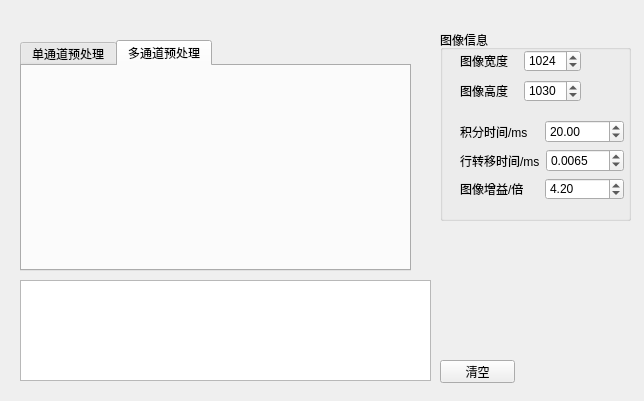
Before: the Qt Designer form gui.ui in angel263wy/Img_preprocess, drawn with Qt 5.
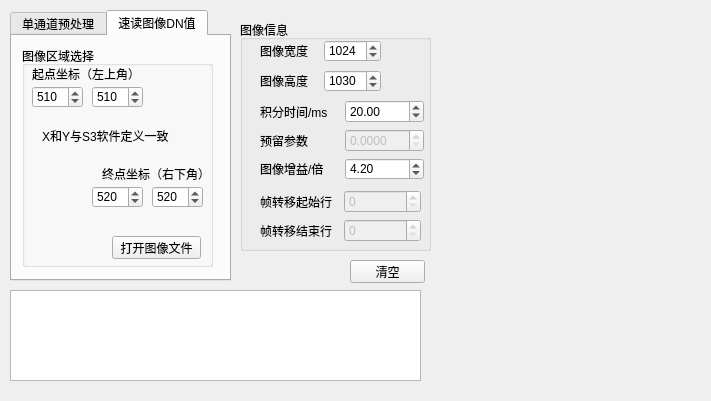
After: the same form once the commit is applied. The open tabs and pages were chosen to show the change.

Commit message: 完成速读DN值函数 选择区域后直接计算出最大值 最小值和平均值 输出CSV文件

```diff
--- a/gui.ui
+++ b/gui.ui
@@ -6,7 +6,7 @@
    <rect>
     <x>0</x>
     <y>0</y>
-    <width>644</width>
+    <width>711</width>
     <height>401</height>
    </rect>
   </property>
@@ -16,33 +16,218 @@
   <widget class="QTextEdit" name="textEdit_log">
    <property name="geometry">
     <rect>
-     <x>20</x>
-     <y>280</y>
+     <x>10</x>
+     <y>290</y>
      <width>411</width>
-     <height>101</height>
+     <height>91</height>
     </rect>
    </property>
   </widget>
-  <widget class="QPushButton" name="pushButton_log_clear">
+  <widget class="QTabWidget" name="tabWidget">
    <property name="geometry">
     <rect>
-     <x>440</x>
-     <y>360</y>
-     <width>75</width>
-     <height>23</height>
+     <x>10</x>
+     <y>10</y>
+     <width>221</width>
+     <height>271</height>
     </rect>
    </property>
-   <property name="text">
-    <string>清空</string>
+   <property name="currentIndex">
+    <number>1</number>
    </property>
+   <widget class="QWidget" name="tab">
+    <attribute name="title">
+     <string>单通道预处理</string>
+    </attribute>
+    <widget class="QWidget" name="layoutWidget">
+     <property name="geometry">
+      <rect>
+       <x>30</x>
+       <y>10</y>
+       <width>91</width>
+       <height>181</height>
+      </rect>
+     </property>
+     <layout class="QVBoxLayout" name="verticalLayout_3">
+      <item>
+       <widget class="QPushButton" name="pushButton_openIMG_sig">
+        <property name="text">
+         <string>打开图像文件</string>
+        </property>
+       </widget>
+      </item>
+      <item>
+       <widget class="QPushButton" name="pushButton_open_dark_sig">
+        <property name="text">
+         <string>打开本底文件</string>
+        </property>
+       </widget>
+      </item>
+      <item>
+       <widget class="QPushButton" name="pushButton_sub_dark_sig">
+        <property name="enabled">
+         <bool>false</bool>
+        </property>
+        <property name="text">
+         <string>扣本底</string>
+        </property>
+       </widget>
+      </item>
+      <item>
+       <widget class="QPushButton" name="pushButton_dis_smear">
+        <property name="enabled">
+         <bool>false</bool>
+        </property>
+        <property name="text">
+         <string>校正帧转移</string>
+        </property>
+       </widget>
+      </item>
+     </layout>
+    </widget>
+   </widget>
+   <widget class="QWidget" name="tab_2">
+    <attribute name="title">
+     <string>速读图像DN值</string>
+    </attribute>
+    <widget class="QGroupBox" name="groupBox_2">
+     <property name="geometry">
+      <rect>
+       <x>10</x>
+       <y>10</y>
+       <width>191</width>
+       <height>221</height>
+      </rect>
+     </property>
+     <property name="title">
+      <string>图像区域选择</string>
+     </property>
+     <widget class="QLabel" name="label_8">
+      <property name="geometry">
+       <rect>
+        <x>10</x>
+        <y>20</y>
+        <width>121</width>
+        <height>16</height>
+       </rect>
+      </property>
+      <property name="text">
+       <string>起点坐标（左上角） </string>
+      </property>
+     </widget>
+     <widget class="QSpinBox" name="spinBox_startX_readdn">
+      <property name="geometry">
+       <rect>
+        <x>10</x>
+        <y>40</y>
+        <width>51</width>
+        <height>22</height>
+       </rect>
+      </property>
+      <property name="maximum">
+       <number>2000</number>
+      </property>
+      <property name="value">
+       <number>510</number>
+      </property>
+     </widget>
+     <widget class="QSpinBox" name="spinBox_startY_readdn">
+      <property name="geometry">
+       <rect>
+        <x>70</x>
+        <y>40</y>
+        <width>51</width>
+        <height>22</height>
+       </rect>
+      </property>
+      <property name="maximum">
+       <number>2000</number>
+      </property>
+      <property name="value">
+       <number>510</number>
+      </property>
+     </widget>
+     <widget class="QLabel" name="label_9">
+      <property name="geometry">
+       <rect>
+        <x>80</x>
+        <y>120</y>
+        <width>111</width>
+        <height>16</height>
+       </rect>
+      </property>
+      <property name="text">
+       <string>终点坐标（右下角）</string>
+      </property>
+     </widget>
+     <widget class="QSpinBox" name="spinBox_endX_readdn">
+      <property name="geometry">
+       <rect>
+        <x>70</x>
+        <y>140</y>
+        <width>51</width>
+        <height>22</height>
+       </rect>
+      </property>
+      <property name="maximum">
+       <number>2000</number>
+      </property>
+      <property name="value">
+       <number>520</number>
+      </property>
+     </widget>
+     <widget class="QSpinBox" name="spinBox_endY_readdn">
+      <property name="geometry">
+       <rect>
+        <x>130</x>
+        <y>140</y>
+        <width>51</width>
+        <height>22</height>
+       </rect>
+      </property>
+      <property name="maximum">
+       <number>2000</number>
+      </property>
+      <property name="value">
+       <number>520</number>
+      </property>
+     </widget>
+     <widget class="QLabel" name="label_10">
+      <property name="geometry">
+       <rect>
+        <x>20</x>
+        <y>80</y>
+        <width>131</width>
+        <height>20</height>
+       </rect>
+      </property>
+      <property name="text">
+       <string>X和Y与S3软件定义一致</string>
+      </property>
+     </widget>
+     <widget class="QPushButton" name="pushButton_openIMG_readDN">
+      <property name="geometry">
+       <rect>
+        <x>90</x>
+        <y>190</y>
+        <width>89</width>
+        <height>23</height>
+       </rect>
+      </property>
+      <property name="text">
+       <string>打开图像文件</string>
+      </property>
+     </widget>
+    </widget>
+   </widget>
   </widget>
   <widget class="QGroupBox" name="groupBox">
    <property name="geometry">
     <rect>
-     <x>440</x>
-     <y>30</y>
+     <x>240</x>
+     <y>20</y>
      <width>191</width>
-     <height>191</height>
+     <height>231</height>
     </rect>
    </property>
    <property name="title">
@@ -116,7 +301,7 @@
     <property name="geometry">
      <rect>
       <x>20</x>
-      <y>90</y>
+      <y>80</y>
       <width>164</width>
       <height>80</height>
      </rect>
@@ -151,12 +336,15 @@
        <item>
         <widget class="QLabel" name="label_4">
          <property name="text">
-          <string>行转移时间/ms</string>
+          <string>预留参数</string>
          </property>
         </widget>
        </item>
        <item>
         <widget class="QDoubleSpinBox" name="doubleSpinBox_shift">
+         <property name="enabled">
+          <bool>false</bool>
+         </property>
          <property name="decimals">
           <number>4</number>
          </property>
@@ -167,7 +355,7 @@
           <double>0.001000000000000</double>
          </property>
          <property name="value">
-          <double>0.006500000000000</double>
+          <double>0.000000000000000</double>
          </property>
         </widget>
        </item>
@@ -199,84 +387,85 @@
      </item>
     </layout>
    </widget>
+   <widget class="QWidget" name="layoutWidget">
+    <property name="geometry">
+     <rect>
+      <x>20</x>
+      <y>170</y>
+      <width>161</width>
+      <height>52</height>
+     </rect>
+    </property>
+    <layout class="QVBoxLayout" name="verticalLayout_2">
+     <item>
+      <layout class="QHBoxLayout" name="horizontalLayout_6">
+       <item>
+        <widget class="QLabel" name="label_5">
+         <property name="text">
+          <string>帧转移起始行</string>
+         </property>
+        </widget>
+       </item>
+       <item>
+        <widget class="QSpinBox" name="spinBox_smear_start_line">
+         <property name="enabled">
+          <bool>false</bool>
+         </property>
+         <property name="minimum">
+          <number>0</number>
+         </property>
+         <property name="maximum">
+          <number>9999</number>
+         </property>
+         <property name="value">
+          <number>0</number>
+         </property>
+        </widget>
+       </item>
+      </layout>
+     </item>
+     <item>
+      <layout class="QHBoxLayout" name="horizontalLayout_7">
+       <item>
+        <widget class="QLabel" name="label_7">
+         <property name="text">
+          <string>帧转移结束行</string>
+         </property>
+        </widget>
+       </item>
+       <item>
+        <widget class="QSpinBox" name="spinBox_smear_end_line">
+         <property name="enabled">
+          <bool>false</bool>
+         </property>
+         <property name="minimum">
+          <number>0</number>
+         </property>
+         <property name="maximum">
+          <number>9999</number>
+         </property>
+         <property name="value">
+          <number>0</number>
+         </property>
+        </widget>
+       </item>
+      </layout>
+     </item>
+    </layout>
+   </widget>
   </widget>
-  <widget class="QTabWidget" name="tabWidget">
+  <widget class="QPushButton" name="pushButton_log_clear">
    <property name="geometry">
     <rect>
-     <x>20</x>
-     <y>40</y>
-     <width>391</width>
-     <height>231</height>
+     <x>350</x>
+     <y>260</y>
+     <width>75</width>
+     <height>23</height>
     </rect>
    </property>
-   <property name="currentIndex">
-    <number>0</number>
+   <property name="text">
+    <string>清空</string>
    </property>
-   <widget class="QWidget" name="tab">
-    <attribute name="title">
-     <string>单通道预处理</string>
-    </attribute>
-    <widget class="QPushButton" name="pushButton_openIMG_sig">
-     <property name="geometry">
-      <rect>
-       <x>30</x>
-       <y>30</y>
-       <width>81</width>
-       <height>23</height>
-      </rect>
-     </property>
-     <property name="text">
-      <string>打开图像文件</string>
-     </property>
-    </widget>
-    <widget class="QPushButton" name="pushButton_sub_dark_sig">
-     <property name="enabled">
-      <bool>false</bool>
-     </property>
-     <property name="geometry">
-      <rect>
-       <x>30</x>
-       <y>90</y>
-       <width>81</width>
-       <height>23</height>
-      </rect>
-     </property>
-     <property name="text">
-      <string>扣本底</string>
-     </property>
-    </widget>
-    <widget class="QPushButton" name="pushButton_dis_smear">
-     <property name="geometry">
-      <rect>
-       <x>140</x>
-       <y>90</y>
-       <width>81</width>
-       <height>23</height>
-      </rect>
-     </property>
-     <property name="text">
-      <string>扣帧转移</string>
-     </property>
-    </widget>
-    <widget class="QPushButton" name="pushButton_open_dark_sig">
-     <property name="geometry">
-      <rect>
-       <x>140</x>
-       <y>30</y>
-       <width>81</width>
-       <height>23</height>
-      </rect>
-     </property>
-     <property name="text">
-      <string>打开本底文件</string>
-     </property>
-    </widget>
-   </widget>
-   <widget class="QWidget" name="tab_2">
-    <attribute name="title">
-     <string>多通道预处理</string>
-    </attribute>
-   </widget>
   </widget>
  </widget>
  <resources/>
```
Left out of the diff: 39 changed lines with no effect on the pictures. The commit also changes 2 other files.
